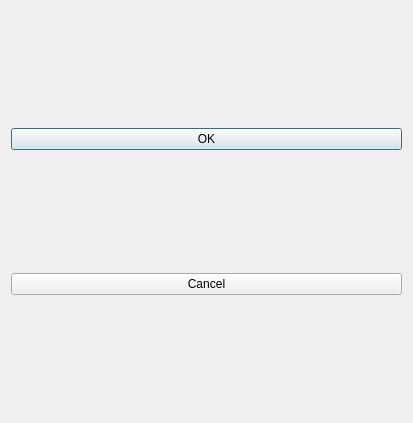
IlyaKyznetsov/AndroidQt, file DriverControl/MainForm.ui: the form before one commit.
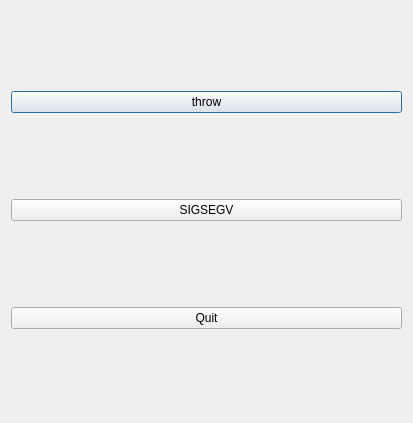
The form after the commit.

```diff
--- a/DriverControl/MainForm.ui
+++ b/DriverControl/MainForm.ui
@@ -17,14 +17,21 @@
    <item>
     <widget class="QPushButton" name="okButton">
      <property name="text">
-      <string>OK</string>
+      <string>throw</string>
      </property>
     </widget>
    </item>
    <item>
     <widget class="QPushButton" name="cancelButton">
      <property name="text">
-      <string>Cancel</string>
+      <string>SIGSEGV</string>
+     </property>
+    </widget>
+   </item>
+   <item>
+    <widget class="QPushButton" name="quitButton">
+     <property name="text">
+      <string>Quit</string>
      </property>
     </widget>
    </item>
```
